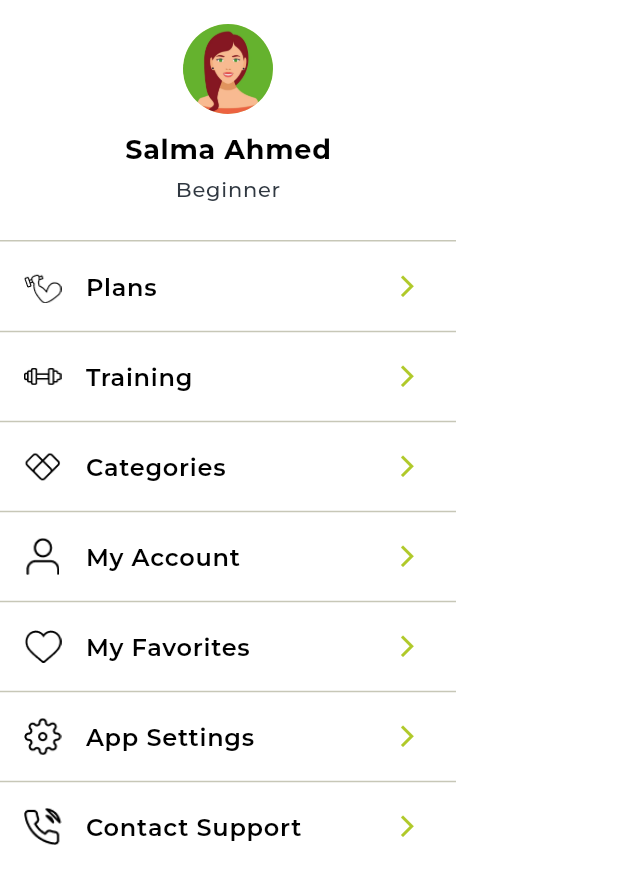
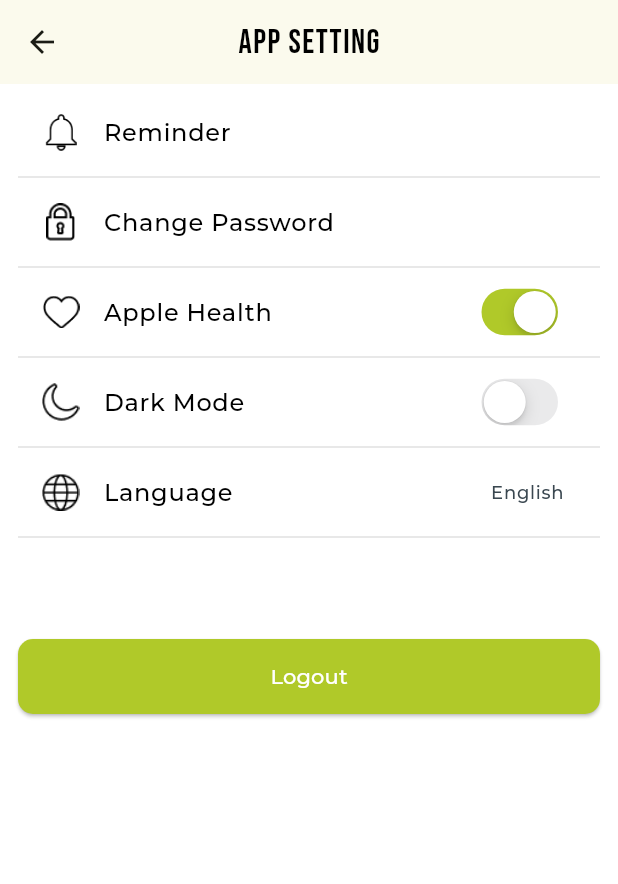
Before and after one commit to ahmedmagdy99101/fitness_app, a Flutter app: the MyDrawer widget shown alone on an empty page, opened directly, after a tap on "App Settings", on a phone screen of 412 x 824 dp. Shown: the top 884 px of the screen. Run offline on Flutter 3.47's test engine with Material 3 defaults, Android fonts, the phone set to English and light mode, and no system bars; our stand-ins replace custom_navigation_bar, flutter_bloc; project files that could hold a hidden picture were left out.

Commit message:
finish Notifications & App Setting Screen

```diff
--- /dev/null
+++ b/lib/screens/drawer/app_setting_screen/app_setting_screen.dart
@@ -0,0 +1,167 @@
+import 'package:fitness_app/shared/app_colors.dart';
+import 'package:flutter/cupertino.dart';
+import 'package:flutter/material.dart';
+
+class AppSettingScreen extends StatefulWidget {
+  const AppSettingScreen({super.key});
+
+  @override
+  State<AppSettingScreen> createState() => _AppSettingScreenState();
+}
+
+class _AppSettingScreenState extends State<AppSettingScreen> {
+  bool healthSwitch = true;
+  bool darkSwitch = false;
+
+  @override
+  Widget build(BuildContext context) {
+    return Scaffold(
+      appBar: AppBar(
+        title: Text(
+          "App Setting".toUpperCase(),
+          style: const TextStyle(
+              color: Colors.black,
+              fontSize: 22,
+              letterSpacing: 1,
+              fontWeight: FontWeight.w400,
+              fontFamily: 'Bebas'),
+        ),
+        centerTitle: true,
+      ),
+      body: ListView(
+        padding: EdgeInsets.symmetric(vertical: 10, horizontal: 12),
+        children: [
+          ListTile(
+            title: const Text(
+              "Reminder",
+              style: TextStyle(
+                  color: Colors.black,
+                  fontSize: 16,
+                  fontWeight: FontWeight.w500),
+            ),
+            leading: Image.asset(
+              "assets/icons/bell.png",
+              width: 25,
+              height: 25,
+            ),
+            visualDensity: const VisualDensity(vertical: -3),
+          ),
+          Divider(
+            color: Colors.grey.shade300,
+          ),
+          ListTile(
+            title: const Text(
+              "Change Password",
+              style: TextStyle(
+                  color: Colors.black,
+                  fontSize: 16,
+                  fontWeight: FontWeight.w500),
+            ),
+            leading: Image.asset(
+              "assets/icons/lock.png",
+              width: 25,
+              height: 25,
+            ),
+            visualDensity: const VisualDensity(vertical: -3),
+          ),
+          Divider(
+            color: Colors.grey.shade300,
+          ),
+          ListTile(
+            title: const Text(
+              "Apple Health",
+              style: TextStyle(
+                  color: Colors.black,
+                  fontSize: 16,
+                  fontWeight: FontWeight.w500),
+            ),
+            leading: Image.asset(
+              "assets/icons/my_favorites.png",
+              width: 25,
+              height: 25,
+            ),
+            trailing: CupertinoSwitch(
+              value: healthSwitch,
+              activeColor: AppColors.primaryColor,
+              onChanged: (value) {
+                setState(() {
+                  healthSwitch = value;
+                });
+              },
+            ),
+            visualDensity: const VisualDensity(vertical: -3),
+          ),
+          Divider(
+            color: Colors.grey.shade300,
+          ),
+          ListTile(
+            title: const Text(
+              "Dark Mode",
+              style: TextStyle(
+                  color: Colors.black,
+                  fontSize: 16,
+                  fontWeight: FontWeight.w500),
+            ),
+            leading: Image.asset(
+              "assets/icons/dark_mode.png",
+              width: 25,
+              height: 25,
+            ),
+            trailing: CupertinoSwitch(
+              value: darkSwitch,
+              activeColor: AppColors.primaryColor,
+              onChanged: (value) {
+                setState(() {
+                  darkSwitch = value;
+                });
+              },
+            ),
+            visualDensity: const VisualDensity(vertical: -3),
+          ),
+          Divider(
+            color: Colors.grey.shade300,
+          ),
+          ListTile(
+            title: const Text(
+              "Language",
+              style: TextStyle(
+                  color: Colors.black,
+                  fontSize: 16,
+                  fontWeight: FontWeight.w500),
+            ),
+            leading: Image.asset(
+              "assets/icons/language.png",
+              width: 25,
+              height: 25,
+            ),
+            trailing: Text(
+              "English",
+              style: TextStyle(color: Color(0xFF3A4750), fontSize: 12),
+            ),
+            visualDensity: const VisualDensity(vertical: -3),
+          ),
+          Divider(
+            color: Colors.grey.shade300,
+          ),
+          SizedBox(
+            height: 60,
+          ),
+          ElevatedButton(
+              onPressed: () {},
+              style: ButtonStyle(
+                  padding: WidgetStatePropertyAll(
+                      EdgeInsets.symmetric(vertical: 15)),
+                  backgroundColor:
+                      WidgetStatePropertyAll(AppColors.primaryColor),
+                  shape: WidgetStatePropertyAll(RoundedRectangleBorder(
+                    borderRadius: BorderRadius.circular(10),
+                  ))),
+              child: Text(
+                "Logout",
+                style: TextStyle(color: Colors.white),
+              )),
+        ],
+      ),
+    );
+  }
+}
--- a/lib/screens/drawer/my_drawer.dart
+++ b/lib/screens/drawer/my_drawer.dart
@@ -3,6 +3,7 @@ import 'package:flutter/material.dart';
 import '../../shared/app_colors.dart';
 import '../myFavorites_screen/myFavorites_screen.dart';
 import '../training_screen/training_screen.dart';
+import 'app_setting_screen/app_setting_screen.dart';
 import 'categories_screen/categories_screen.dart';
 
 class MyDrawer extends StatelessWidget {
@@ -93,7 +94,10 @@ class MyDrawer extends StatelessWidget {
           BuildDrawerItemWidget(
             itemName: 'App Settings',
             itemIcon: 'assets/icons/app_settings.png',
-            onTap: () {},
+            onTap: () {
+              Navigator.of(context).push(MaterialPageRoute(
+                  builder: (BuildContext context) => const AppSettingScreen()));
+            },
           ),
           const Divider(),
           BuildDrawerItemWidget(
```
Also changed, not shown: lib/screens/home_screen/home_screen.dart (+9 -1 lines), lib/screens/notifications_screen/notifications_screen.dart (added, +51 -0 lines), assets/icons/bell.png (added), assets/icons/dark_mode.png (added), assets/icons/language.png (added), assets/icons/lock.png (added), assets/images/notifications_icon.png (added).
